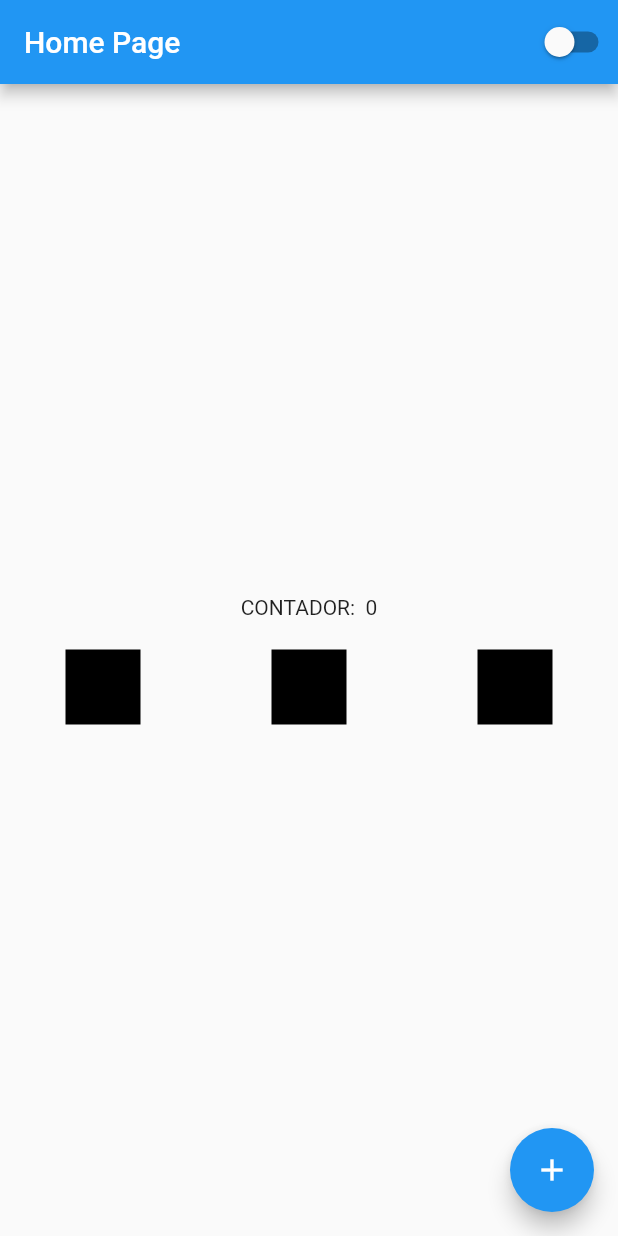
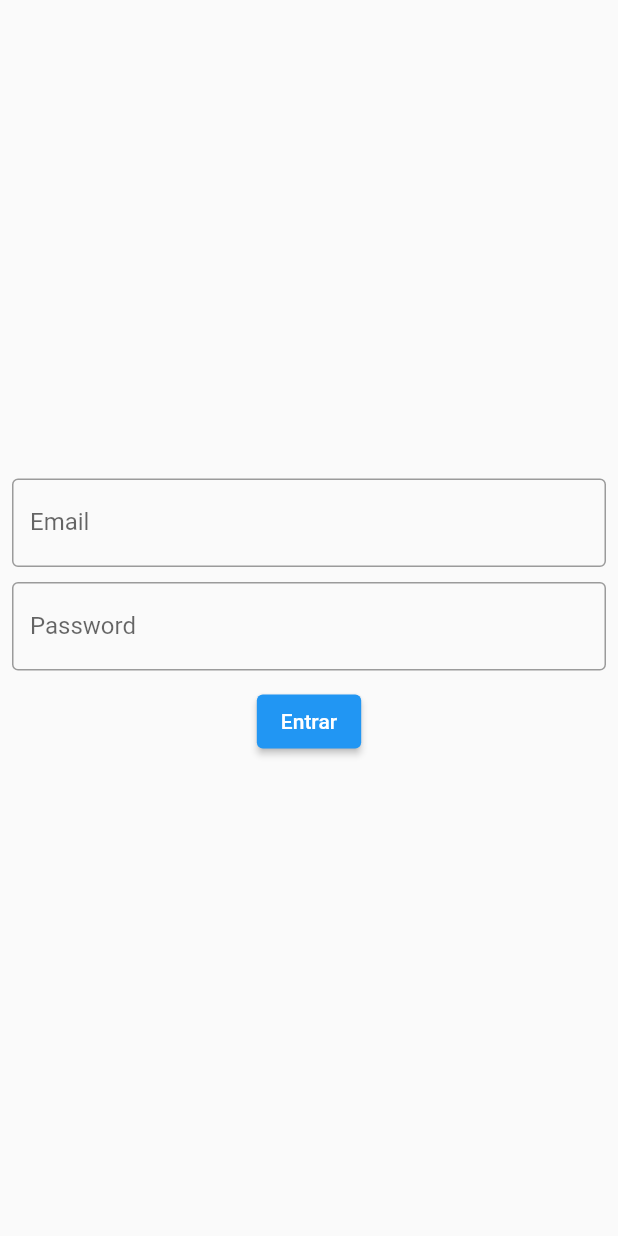
Before and after one commit to vamaral2020/flutter_course, a Flutter app: the screen it shows after launch, on a phone screen of 412 x 824 dp. Run offline on Flutter 3.47's test engine with Material 2 defaults, Android fonts, the light colour scheme and no system bars.

Commit message:
Tela Login

```diff
--- a/lib/app_widget.dart
+++ b/lib/app_widget.dart
@@ -1,5 +1,6 @@
 import 'package:flutter/material.dart';
 import 'package:ola_mundo/app_controller.dart';
+import 'package:ola_mundo/login_page.dart';
 
 import 'home_page.dart';
 
@@ -15,7 +16,7 @@ class AppWidget extends StatelessWidget {
               brightness: AppController.instance.isDarkTheme
                   ? Brightness.dark
                   : Brightness.light),
-          home: HomePage(),
+          home: LoginPage(),
         );
       },
     );
--- /dev/null
+++ b/lib/login_page.dart
@@ -0,0 +1,61 @@
+import 'package:flutter/material.dart';
+import 'package:ola_mundo/home_page.dart';
+
+class LoginPage extends StatefulWidget {
+  const LoginPage({Key? key}) : super(key: key);
+
+  @override
+  State<LoginPage> createState() => _LoginPageState();
+}
+
+class _LoginPageState extends State<LoginPage> {
+  String email = '';
+  String password = '';
+  @override
+  Widget build(BuildContext context) {
+    return Material(
+      child: SingleChildScrollView(
+        child: SizedBox(
+          width: MediaQuery.of(context).size.width,
+          height: MediaQuery.of(context).size.height,
+          child: Padding(
+              padding: const EdgeInsets.all(8.0),
+              child: Column(
+                mainAxisAlignment: MainAxisAlignment.center,
+                children: [
+                  TextField(
+                    onChanged: (text) {
+                      email = text;
+                    },
+                    keyboardType: TextInputType.emailAddress,
+                    decoration: InputDecoration(
+                        labelText: 'Email', border: OutlineInputBorder()),
+                  ),
+                  Container(height: 10),
+                  TextField(
+                    onChanged: (text) {
+                      password = text;
+                    },
+                    obscureText: true,
+                    decoration: InputDecoration(
+                        labelText: 'Password', border: OutlineInputBorder()),
+                  ),
+                  Container(height: 10),
+                  ElevatedButton(
+                    onPressed: () {
+                      if (email == 'vagner@gmail.com' && password == '12345') {
+                        Navigator.of(context).pushReplacement(MaterialPageRoute(
+                            builder: (context) => HomePage()));
+                      } else {
+                        print('login invalido');
+                      }
+                    },
+                    child: Text('Entrar'),
+                  )
+                ],
+              )),
+        ),
+      ),
+    );
+  }
+}
```
